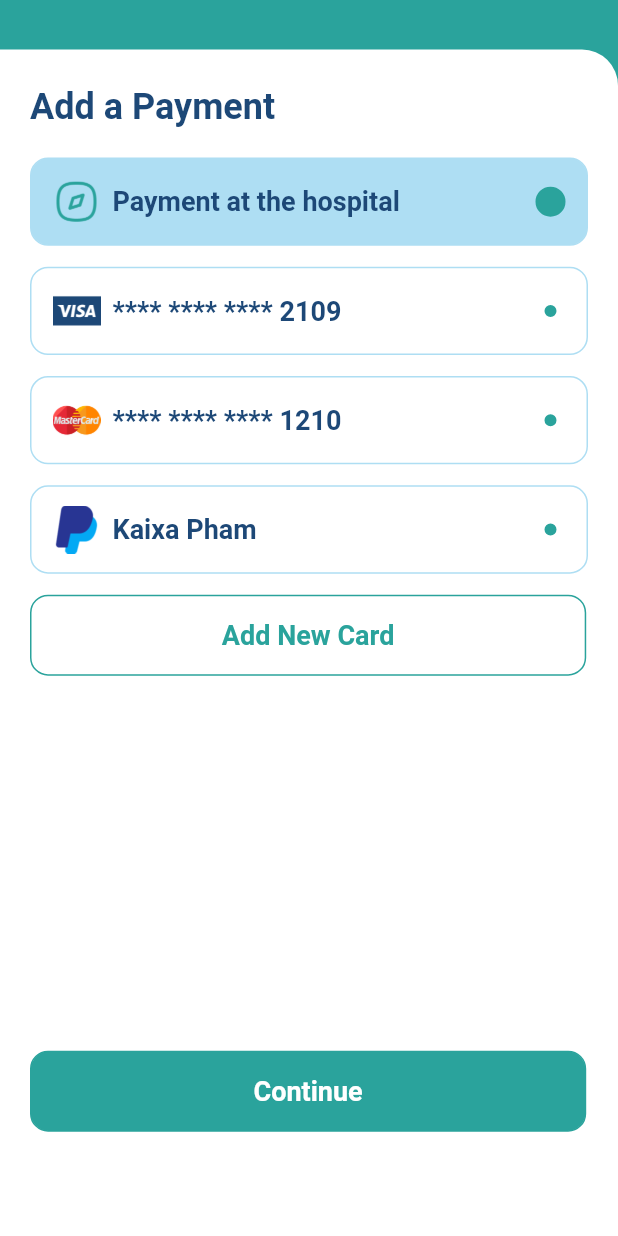
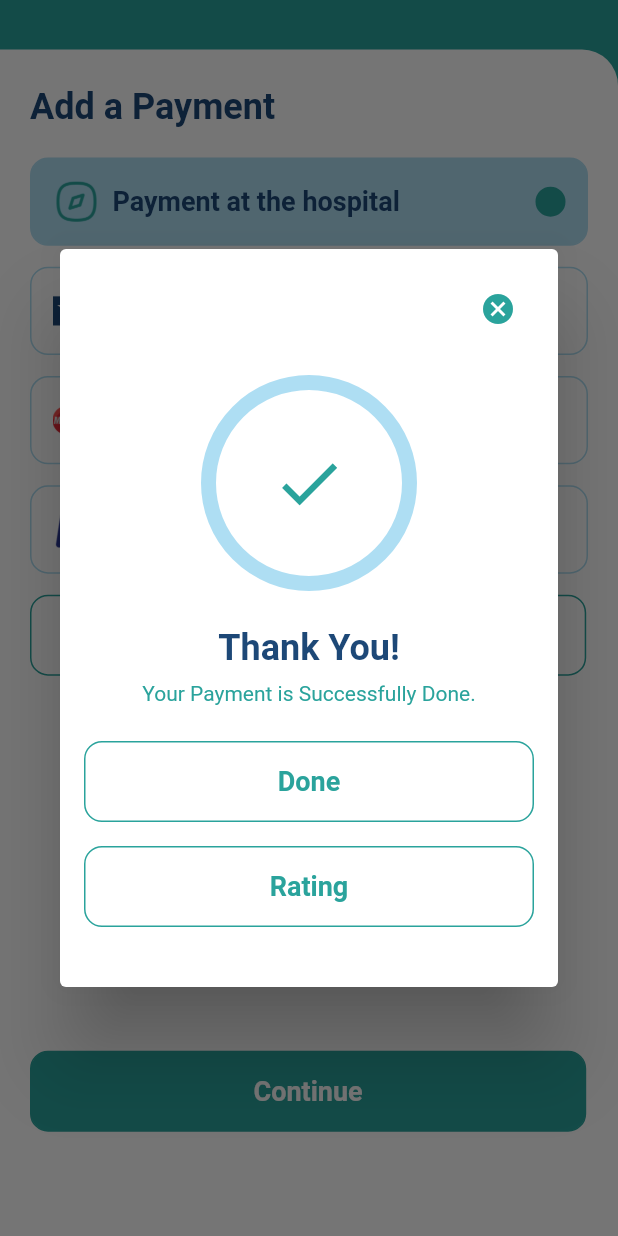
Before and after one commit to Hasnainhai/emos, a Flutter app: the ChosePaymentMethodView screen opened directly, after a tap on "Continue", on a phone screen of 412 x 824 dp. Run offline on Flutter 3.47's test engine with Material 2 defaults, Android fonts, the phone set to English and light mode, and no system bars; our stand-ins replace another_flushbar, fluttertoast, google_fonts; network calls fail.

Commit message:
payment complete popup

```diff
--- a/lib/view/PaymentView/chose_payment_method_view.dart
+++ b/lib/view/PaymentView/chose_payment_method_view.dart
@@ -1,6 +1,7 @@
 import 'package:emos/components/RoundedButton/rounded_button.dart';
 import 'package:emos/components/VerticalSpacing/vertical_spacing.dart';
 import 'package:emos/res/GlobalColors/colors.dart';
+import 'package:emos/view/PaymentView/widgets/payment_complete_popup.dart';
 import 'package:emos/view/PaymentView/widgets/payment_method_card.dart';
 import 'package:flutter/material.dart';
 import 'package:google_fonts/google_fonts.dart';
@@ -152,7 +153,12 @@ class _ChosePaymentMethodViewState extends State<ChosePaymentMethodView> {
                 const VerticalSpeacing(250),
                 RoundedButton(
                   title: "Continue",
-                  onpress: () {},
+                  onpress: () {
+                    showDialog(
+                        context: context,
+                        builder: (BuildContext context) =>
+                            const PaymentCompletePopup());
+                  },
                   bgColor: AppColor.bgFillColor,
                   titleColor: AppColor.whiteColor,
                 ),
--- /dev/null
+++ b/lib/view/PaymentView/widgets/payment_complete_popup.dart
@@ -0,0 +1,103 @@
+import 'package:emos/components/RoundedButton/rounded_button.dart';
+import 'package:emos/components/VerticalSpacing/vertical_spacing.dart';
+import 'package:emos/res/GlobalColors/colors.dart';
+import 'package:flutter/material.dart';
+import 'package:google_fonts/google_fonts.dart';
+
+class PaymentCompletePopup extends StatelessWidget {
+  const PaymentCompletePopup({super.key});
+
+  @override
+  Widget build(BuildContext context) {
+    return Dialog(
+      child: Padding(
+        padding: const EdgeInsets.all(16.0),
+        child: Column(
+          mainAxisSize: MainAxisSize.min,
+          children: [
+            Row(
+              mainAxisAlignment: MainAxisAlignment.end,
+              children: [
+                IconButton(
+                  onPressed: () {
+                    Navigator.pop(context);
+                  },
+                  icon: const Icon(
+                    Icons.cancel,
+                    color: AppColor.bgFillColor,
+                  ),
+                ),
+              ],
+            ),
+            const VerticalSpeacing(20),
+            Container(
+              height: 144,
+              width: 144,
+              decoration: BoxDecoration(
+                shape: BoxShape.circle,
+                border: Border.all(width: 10, color: AppColor.textFieldColor),
+              ),
+              child: const Center(
+                  child: Icon(
+                Icons.done,
+                color: AppColor.bgFillColor,
+                size: 50,
+              )),
+            ),
+            const VerticalSpeacing(
+              24,
+            ),
+            Text(
+              "Thank You!",
+              textAlign: TextAlign.center,
+              style: GoogleFonts.getFont(
+                "Roboto",
+                textStyle: const TextStyle(
+                  fontSize: 24,
+                  fontWeight: FontWeight.w600,
+                  color: AppColor.textColor,
+                ),
+              ),
+            ),
+            const VerticalSpeacing(
+              8,
+            ),
+            Text(
+              "Your Payment is Successfully Done.",
+              textAlign: TextAlign.center,
+              style: GoogleFonts.getFont(
+                "Roboto",
+                textStyle: const TextStyle(
+                  fontSize: 14,
+                  fontWeight: FontWeight.w400,
+                  color: AppColor.bgFillColor,
+                ),
+              ),
+            ),
+            const VerticalSpeacing(
+              24,
+            ),
+            RoundedButton(
+              title: "Done",
+              onpress: () {},
+              bgColor: Colors.transparent,
+              titleColor: AppColor.bgFillColor,
+            ),
+            const VerticalSpeacing(
+              16,
+            ),
+            RoundedButton(
+              title: "Rating",
+              onpress: () {},
+              bgColor: Colors.transparent,
+              titleColor: AppColor.bgFillColor,
+            ),
+            const VerticalSpeacing(
+              24,
+            ),
+          ],
+        ),
+      ),
+    );
+  }
+}
```
